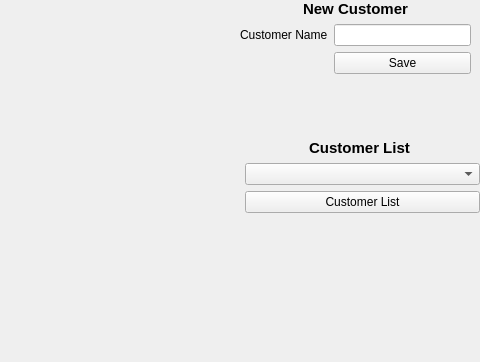
First picture: the form in arayuz.ui, repository gosmik/PythonQtDesktopApp, before the edit; both pictures show x 320 to 800 and y 0 to 362 of the 800 by 600 pixel window.
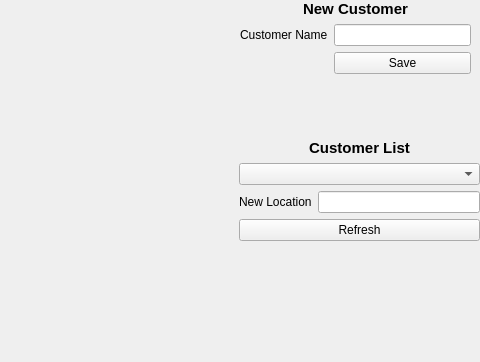
Second picture: the form after the edit.

The edit to the form file:
```diff
--- a/arayuz.ui
+++ b/arayuz.ui
@@ -87,13 +87,23 @@
        </property>
       </widget>
      </item>
-     <item row="2" column="1">
-      <widget class="QComboBox" name="customerComboBox"/>
-     </item>
      <item row="3" column="1">
-      <widget class="QPushButton" name="btnCustomerList">
+      <widget class="QLineEdit" name="newLocationLineEdit"/>
+     </item>
+     <item row="3" column="0">
+      <widget class="QLabel" name="newLocationLabel">
        <property name="text">
-        <string>Customer List</string>
+        <string>New Location</string>
+       </property>
+      </widget>
+     </item>
+     <item row="2" column="0" colspan="2">
+      <widget class="QComboBox" name="customerComboBox"/>
+     </item>
+     <item row="4" column="0" colspan="2">
+      <widget class="QPushButton" name="btnRefreshLocations">
+       <property name="text">
+        <string>Refresh</string>
        </property>
       </widget>
      </item>
```
